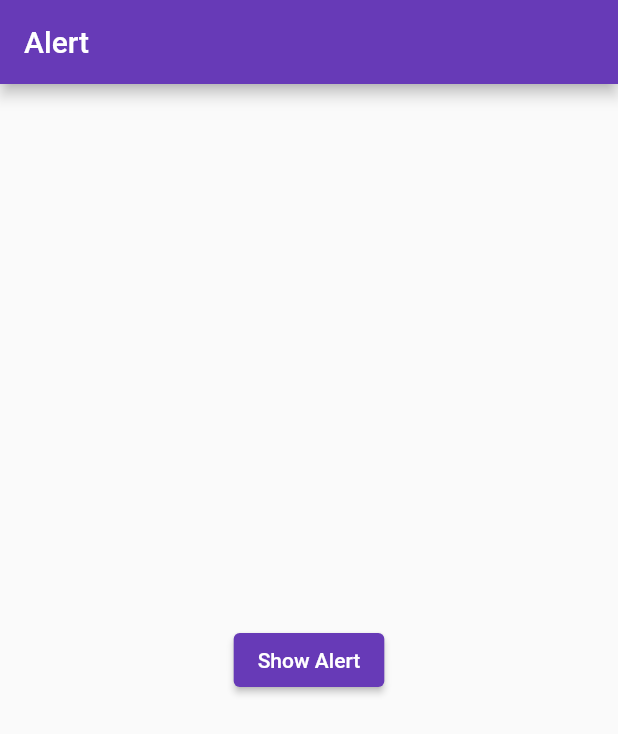
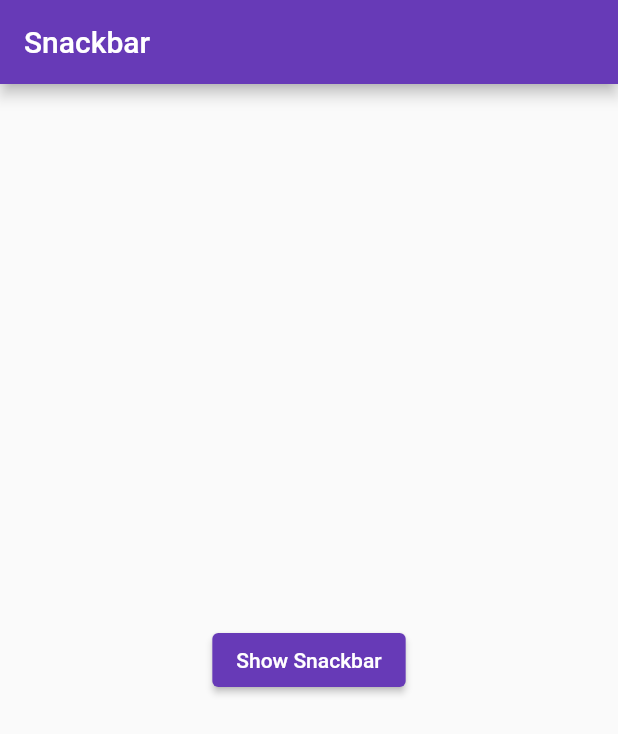
Before and after one commit to srp2210/flutter_learning, a Flutter app: the screen it shows after launch, on a phone screen of 412 x 824 dp. Shown: the top 734 px of the screen. Run offline on Flutter 3.47's test engine with Material 2 defaults, Android fonts, the phone set to English and light mode, and no system bars.

Commit message:
snackbar

```diff
--- a/flutter_widgets/lib/main.dart
+++ b/flutter_widgets/lib/main.dart
@@ -3,6 +3,7 @@ import 'package:flutter_widgets/alert.dart';
 import 'package:flutter_widgets/bottomsheet.dart';
 import 'package:flutter_widgets/container_sizedbox.dart';
 import 'package:flutter_widgets/drawer.dart';
+import 'package:flutter_widgets/snackbar.dart';
 
 void main() {
   runApp(const MyApp());
@@ -20,7 +21,7 @@ class MyApp extends StatelessWidget {
       theme: ThemeData(
         primarySwatch: Colors.deepPurple,
       ),
-      home: const AlertWidget(),
+      home:  const SnackbarWidget(),
     );
   }
 }
--- /dev/null
+++ b/flutter_widgets/lib/snackbar.dart
@@ -0,0 +1,37 @@
+import 'package:flutter/material.dart';
+
+class SnackbarWidget extends StatelessWidget {
+  const SnackbarWidget({Key? key}) : super(key: key);
+
+  @override
+  Widget build(BuildContext context) {
+    return Scaffold(
+      appBar: AppBar(
+        // backgroundColor: Colors.black,
+        title: const Text('Snackbar'),
+      ),
+      body: Center(
+        child: ElevatedButton(
+          onPressed: () {
+            final snackbar = SnackBar(
+                action: SnackBarAction(
+                  label: 'Undo',
+                  textColor: Colors.blue,
+                  onPressed: () {},
+                ),
+                shape: RoundedRectangleBorder(
+                  borderRadius: BorderRadius.circular(20),
+                ),
+                behavior: SnackBarBehavior.floating,
+                // padding: EdgeInsets.all(20),
+                duration: const Duration(milliseconds: 3000),
+                // backgroundColor: Colors.red,
+                content: const Text('This is an error'));
+            ScaffoldMessenger.of(context).showSnackBar(snackbar);
+          },
+          child: const Text('Show Snackbar'),
+        ),
+      ),
+    );
+  }
+}
```
